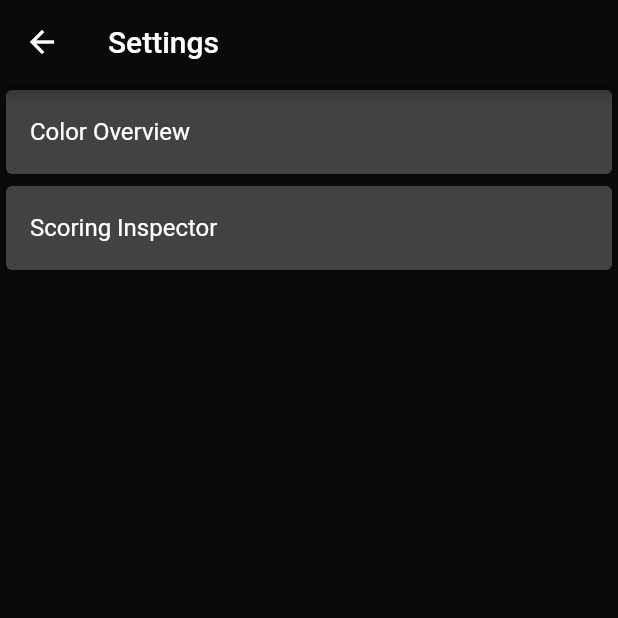
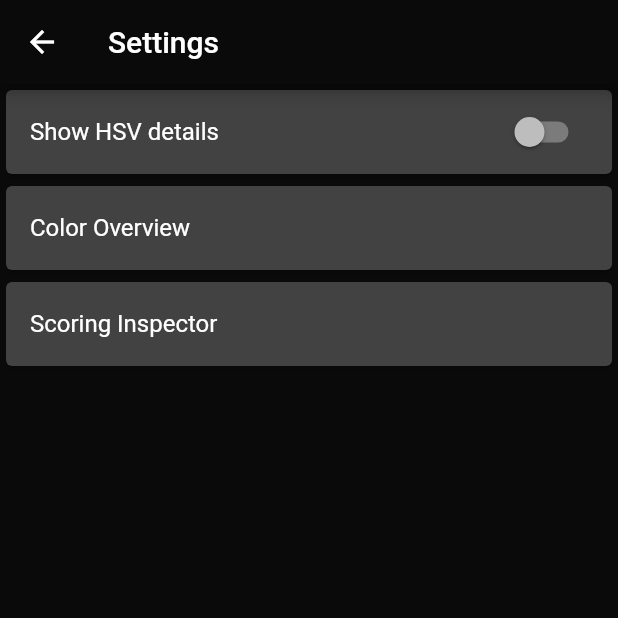
Before and after one commit to Sternair/color-quiz, a Flutter app: the Settings screen opened by its route, on a phone screen of 412 x 824 dp, the top half of it. Run offline on Flutter 3.47's test engine with Material 2 defaults, Android fonts, the phone set to English and light mode, and no system bars; our stand-ins replace flutter_colorpicker, shared_preferences, sqflite; accounts and stored records are empty; Roboto replaces fonts that are missing (Quinngothic).

Commit message:
Solution Screen: Show HSV details, toggle with settings

```diff
--- a/lib/QColor.dart
+++ b/lib/QColor.dart
@@ -4,11 +4,17 @@ class QColor {
   final String name;
   final String hex;
   Color _color;
+  double hue;
+  double saturation;
+  double value;
 
   /// hex value with '#'
   QColor({@required this.name, @required this.hex}) {
     this._color = Color.fromRGBO(hexToInt(hex.substring(1, 3)),
         hexToInt(hex.substring(3, 5)), hexToInt(hex.substring(5, 7)), 1);
+    this.hue = HSVColor.fromColor(_color).hue;
+    this.saturation = HSVColor.fromColor(_color).saturation;
+    this.value = HSVColor.fromColor(_color).value;
   }
 
   Color toColor() {
--- a/lib/widgets/settings/Settings.dart
+++ b/lib/widgets/settings/Settings.dart
@@ -1,8 +1,16 @@
 import 'package:flutter/material.dart';
+import 'package:shared_preferences/shared_preferences.dart';
 
 import '../../theme.dart';
 
-class Settings extends StatelessWidget {
+class Settings extends StatefulWidget {
+  @override
+  State<StatefulWidget> createState() => SettingsState();
+}
+
+class SettingsState extends State<Settings> {
+  bool _showHSVDetails = false;
+
   @override
   Widget build(BuildContext context) {
     return Scaffold(
@@ -12,6 +20,13 @@ class Settings extends StatelessWidget {
       ),
       body: ListView(
         children: <Widget>[
+          Card(
+            child: SwitchListTile(
+              title: Text('Show HSV details'),
+              value: _showHSVDetails,
+              onChanged: _changeShowHSVDetails,
+            ),
+          ),
           Card(
             child: ListTile(
               title: Text('Color Overview'),
@@ -27,6 +42,28 @@ class Settings extends StatelessWidget {
             ),
           ),
         ],
-        ));
+      ),
+    );
+  }
+
+  @override
+  void initState() {
+    super.initState();
+    _loadSettingsFromStore();
+  }
+
+  _loadSettingsFromStore() async {
+    SharedPreferences prefs = await SharedPreferences.getInstance();
+    setState(() {
+      _showHSVDetails = prefs.getBool('showHSVDetails') ?? false;
+    });
+  }
+
+  _changeShowHSVDetails(bool value) async {
+    SharedPreferences prefs = await SharedPreferences.getInstance();
+    await prefs.setBool('showHSVDetails', value);
+    setState(() {
+      _showHSVDetails = value;
+    });
   }
 }
```
Also changed, not shown: lib/db/DBProvider.dart (+4 -4 lines), lib/widgets/quiz/Quiz.dart (+18 -3 lines), lib/widgets/quiz/SolutionStateWidget.dart (+29 -33 lines), pubspec.yaml (+1 -25 lines), pubspec.lock. Lines whose indentation alone changed are shown as unchanged.
